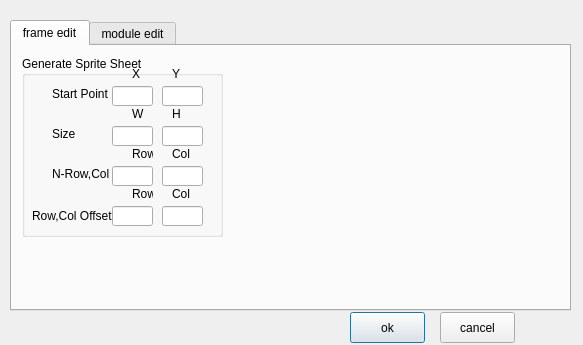
First picture: the form in Xedi/Xedithor/toolDialog.ui, repository ancoldsun/xedithor, before the edit.
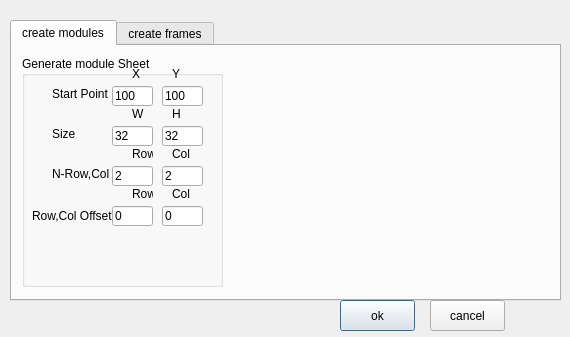
Second picture: the form after the edit. Icons and pictures are not drawn.

Commit message: -implement fast creating module tool

The edit to the form file:
```diff
--- a/Xedi/Xedithor/toolDialog.ui
+++ b/Xedi/Xedithor/toolDialog.ui
@@ -6,8 +6,8 @@
    <rect>
     <x>0</x>
     <y>0</y>
-    <width>583</width>
-    <height>345</height>
+    <width>570</width>
+    <height>337</height>
    </rect>
   </property>
   <property name="windowTitle">
@@ -21,8 +21,8 @@
     <rect>
      <x>10</x>
      <y>20</y>
-     <width>561</width>
-     <height>291</height>
+     <width>551</width>
+     <height>281</height>
     </rect>
    </property>
    <property name="currentIndex">
@@ -30,7 +30,7 @@
    </property>
    <widget class="QWidget" name="tab">
     <attribute name="title">
-     <string>frame edit</string>
+     <string>create modules</string>
     </attribute>
     <widget class="QGroupBox" name="groupBox">
      <property name="geometry">
@@ -38,11 +38,11 @@
        <x>10</x>
        <y>10</y>
        <width>201</width>
-       <height>181</height>
+       <height>231</height>
       </rect>
      </property>
      <property name="title">
-      <string>Generate Sprite Sheet</string>
+      <string>Generate module Sheet</string>
      </property>
      <widget class="QLabel" name="label_15">
       <property name="geometry">
@@ -66,6 +66,9 @@
         <height>20</height>
        </rect>
       </property>
+      <property name="text">
+       <string>2</string>
+      </property>
      </widget>
      <widget class="QLabel" name="label_3">
       <property name="geometry">
@@ -115,6 +118,9 @@
         <height>20</height>
        </rect>
       </property>
+      <property name="text">
+       <string>0</string>
+      </property>
      </widget>
      <widget class="QLineEdit" name="lineEdit_5">
       <property name="geometry">
@@ -125,6 +131,9 @@
         <height>20</height>
        </rect>
       </property>
+      <property name="text">
+       <string>32</string>
+      </property>
      </widget>
      <widget class="QLabel" name="label_12">
       <property name="geometry">
@@ -161,6 +170,9 @@
         <height>20</height>
        </rect>
       </property>
+      <property name="text">
+       <string>32</string>
+      </property>
      </widget>
      <widget class="QLabel" name="label_7">
       <property name="geometry">
@@ -184,6 +196,9 @@
         <height>20</height>
        </rect>
       </property>
+      <property name="text">
+       <string>0</string>
+      </property>
      </widget>
      <widget class="QLineEdit" name="lineEdit_2">
       <property name="geometry">
@@ -194,6 +209,9 @@
         <height>20</height>
        </rect>
       </property>
+      <property name="text">
+       <string>100</string>
+      </property>
      </widget>
      <widget class="QLineEdit" name="lineEdit">
       <property name="geometry">
@@ -204,6 +222,9 @@
         <height>20</height>
        </rect>
       </property>
+      <property name="text">
+       <string>100</string>
+      </property>
      </widget>
      <widget class="QLabel" name="label_9">
       <property name="geometry">
@@ -227,6 +248,9 @@
         <height>20</height>
        </rect>
       </property>
+      <property name="text">
+       <string>2</string>
+      </property>
      </widget>
      <widget class="QLabel" name="label_11">
       <property name="geometry">
@@ -284,15 +308,15 @@
    </widget>
    <widget class="QWidget" name="tab_2">
     <attribute name="title">
-     <string>module edit</string>
+     <string>create frames</string>
     </attribute>
    </widget>
   </widget>
   <widget class="QPushButton" name="pushButton">
    <property name="geometry">
     <rect>
-     <x>350</x>
-     <y>312</y>
+     <x>340</x>
+     <y>300</y>
      <width>75</width>
      <height>31</height>
     </rect>
@@ -304,8 +328,8 @@
   <widget class="QPushButton" name="pushButton_2">
    <property name="geometry">
     <rect>
-     <x>440</x>
-     <y>312</y>
+     <x>430</x>
+     <y>300</y>
      <width>75</width>
      <height>31</height>
     </rect>
```
Left out of the diff: 67 changed lines with no effect on the pictures. The commit also changes 7 other files.
